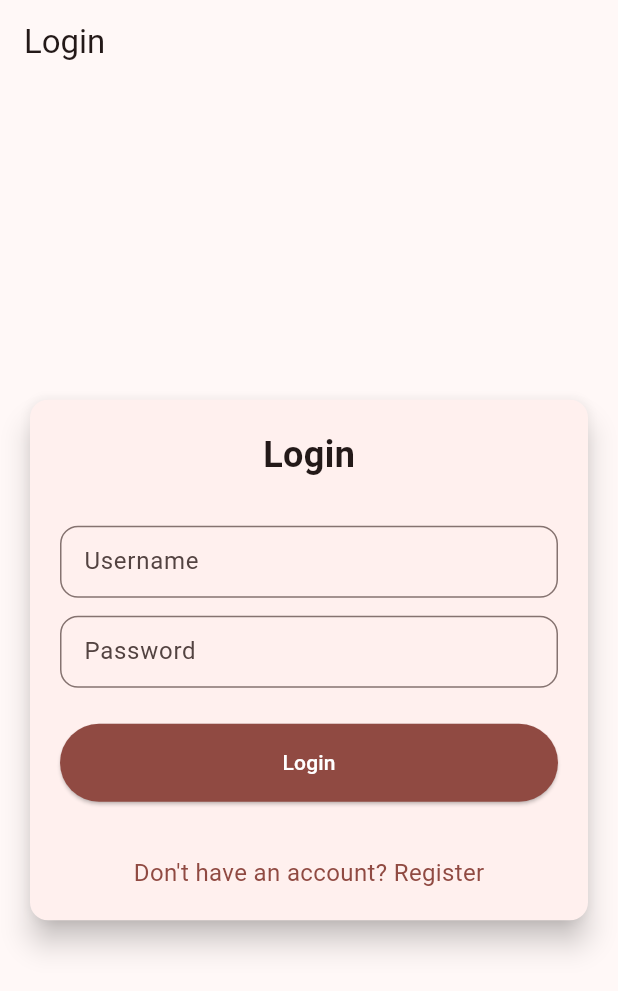
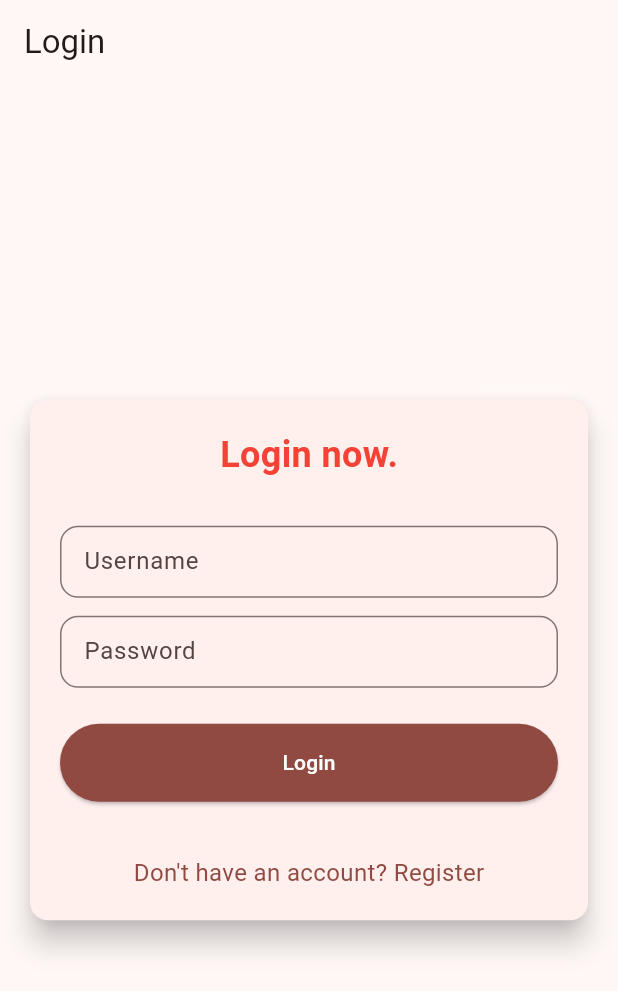
Before and after one commit to skrjmcdc/football-news-mobile, a Flutter app: the screen it shows after launch, on a phone screen of 412 x 824 dp. Shown: the top 991 px of the screen. Run offline on Flutter 3.47's test engine with Material 3 defaults, Android fonts, the phone set to English and light mode, and no system bars; missing offline and left inert: pbp_django_auth.

Commit message:
Set login page font color to red

```diff
--- a/lib/screens/login.dart
+++ b/lib/screens/login.dart
@@ -58,10 +58,11 @@ class _LoginPageState extends State<LoginPage> {
                 mainAxisSize: MainAxisSize.min,
                 children: [
                   const Text(
-                    'Login',
+                    'Login now.',
                     style: TextStyle(
                       fontSize: 24.0,
                       fontWeight: FontWeight.bold,
+                      color: Colors.red,
                     ),
                   ),
                   const SizedBox(height: 30.0),
```
